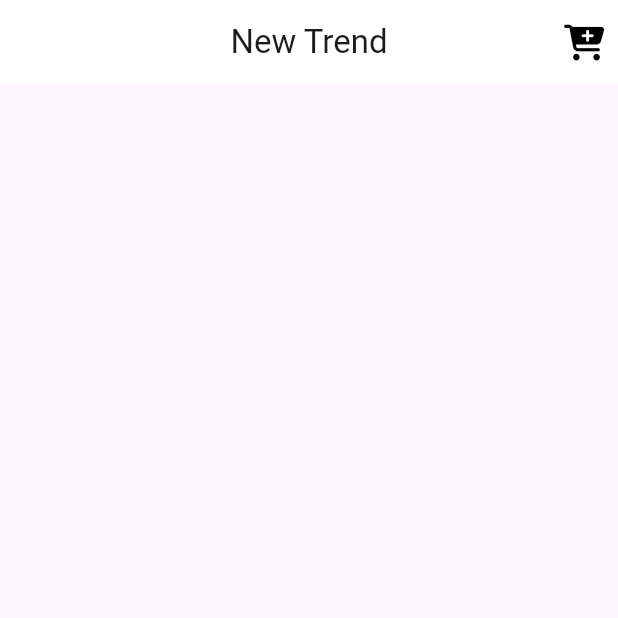
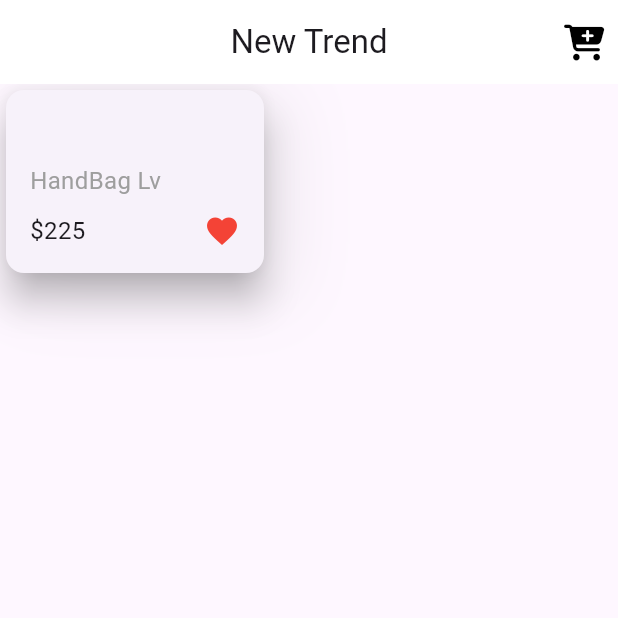
Before and after one commit to hapashy/store_app, a Flutter app: the screen it shows after launch, on a phone screen of 412 x 824 dp, the top half of it. Run offline on Flutter 3.47's test engine with Material 3 defaults, Android fonts, the phone set to English and light mode, and no system bars; our stand-ins replace font_awesome_flutter.

Commit message:
create card

```diff
--- a/lib/screens/home_page.dart
+++ b/lib/screens/home_page.dart
@@ -10,16 +10,61 @@ class HomePage extends StatelessWidget {
     return Scaffold(
       appBar: AppBar(
         actions: [
-         IconButton(onPressed: (){}, icon:  Icon(
-            FontAwesomeIcons.cartPlus,
-            color: Colors.black,
-          ))
+          IconButton(
+              onPressed: () {},
+              icon: Icon(
+                FontAwesomeIcons.cartPlus,
+                color: Colors.black,
+              ))
         ],
         backgroundColor: Colors.white,
         elevation: 0,
         centerTitle: true,
         title: Text('New Trend'),
       ),
+      body: Container(
+        height: 130,
+        width: 180,
+        decoration: BoxDecoration(boxShadow: [
+          BoxShadow(
+              blurRadius: 40,
+              color: Colors.grey.withOpacity(.2),
+              spreadRadius: 0,
+              offset: Offset(10, 10)),
+        ]),
+        child: Card(
+          elevation: 10,
+          child: Padding(
+            padding: const EdgeInsets.symmetric(horizontal: 16, vertical: 16),
+            child: Column(
+              mainAxisAlignment: MainAxisAlignment.end,
+              crossAxisAlignment: CrossAxisAlignment.start,
+              children: [
+                Text(
+                  'HandBag Lv',
+                  style: TextStyle(color: Colors.grey, fontSize: 16),
+                ),
+                SizedBox(
+                  height: 10,
+                ),
+                Row(
+                  mainAxisAlignment: MainAxisAlignment.spaceBetween,
+                  children: [
+                    Text(
+                      r'$225',
+                      style: TextStyle(fontSize: 16),
+                    ),
+                    Icon(
+                      Icons.favorite,
+                      color: Colors.red,
+                    )
+                  ],
+                )
+              ],
+            ),
+          ),
+        ),
+      ),
     );
   }
 }
```
